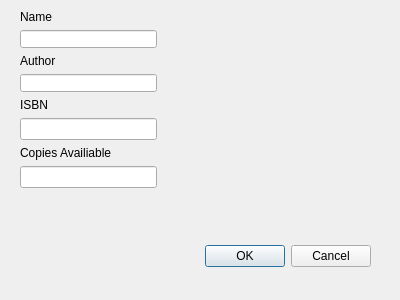
Alex-BusNet/LibraryManagement, file LibraryManagement/editbook.ui: the form before one commit.
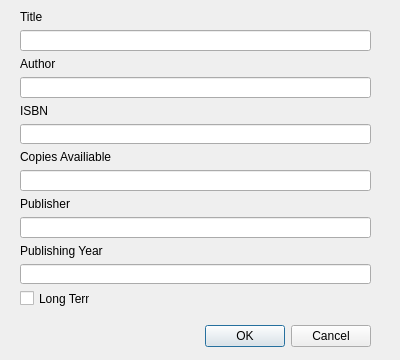
The form after the commit.

```diff
--- a/LibraryManagement/editbook.ui
+++ b/LibraryManagement/editbook.ui
@@ -7,7 +7,7 @@
     <x>0</x>
     <y>0</y>
     <width>400</width>
-    <height>300</height>
+    <height>360</height>
    </rect>
   </property>
   <property name="windowTitle">
@@ -17,7 +17,7 @@
    <property name="geometry">
     <rect>
      <x>30</x>
-     <y>240</y>
+     <y>320</y>
      <width>341</width>
      <height>32</height>
     </rect>
@@ -29,27 +29,25 @@
     <set>QDialogButtonBox::Cancel|QDialogButtonBox::Ok</set>
    </property>
   </widget>
-  <widget class="QWidget" name="">
+  <widget class="QWidget" name="layoutWidget">
    <property name="geometry">
     <rect>
      <x>20</x>
      <y>10</y>
-     <width>137</width>
-     <height>178</height>
+     <width>351</width>
+     <height>274</height>
     </rect>
    </property>
    <layout class="QVBoxLayout" name="verticalLayout_2">
     <item>
-     <layout class="QVBoxLayout" name="verticalLayout">
-      <item>
        <widget class="QLabel" name="label">
         <property name="text">
-         <string>Name</string>
+       <string>Title</string>
         </property>
        </widget>
       </item>
       <item>
-       <widget class="QLineEdit" name="lineEdit"/>
+     <widget class="QLineEdit" name="titleLE"/>
       </item>
       <item>
        <widget class="QLabel" name="label_2">
@@ -59,9 +57,7 @@
        </widget>
       </item>
       <item>
-       <widget class="QLineEdit" name="lineEdit_2"/>
-      </item>
-     </layout>
+     <widget class="QLineEdit" name="authorLE"/>
     </item>
     <item>
      <widget class="QLabel" name="label_3">
@@ -81,10 +77,43 @@
      </widget>
     </item>
     <item>
-     <widget class="QLineEdit" name="lineEdit_4"/>
+     <widget class="QLineEdit" name="copiesLE"/>
+    </item>
+    <item>
+     <widget class="QLabel" name="label_5">
+      <property name="text">
+       <string>Publisher</string>
+      </property>
+     </widget>
+    </item>
+    <item>
+     <widget class="QLineEdit" name="publisherLE"/>
+    </item>
+    <item>
+     <widget class="QLabel" name="label_6">
+      <property name="text">
+       <string>Publishing Year</string>
+      </property>
+     </widget>
+    </item>
+    <item>
+     <widget class="QLineEdit" name="yopLE"/>
     </item>
    </layout>
   </widget>
+  <widget class="QCheckBox" name="longtermCB">
+   <property name="geometry">
+    <rect>
+     <x>20</x>
+     <y>290</y>
+     <width>70</width>
+     <height>17</height>
+    </rect>
+   </property>
+   <property name="text">
+    <string>Long Term</string>
+   </property>
+  </widget>
  </widget>
  <resources/>
  <connections>
```
Left out of the diff: 2 changed lines with no effect on the pictures. Lines whose indentation alone changed are shown as unchanged.
